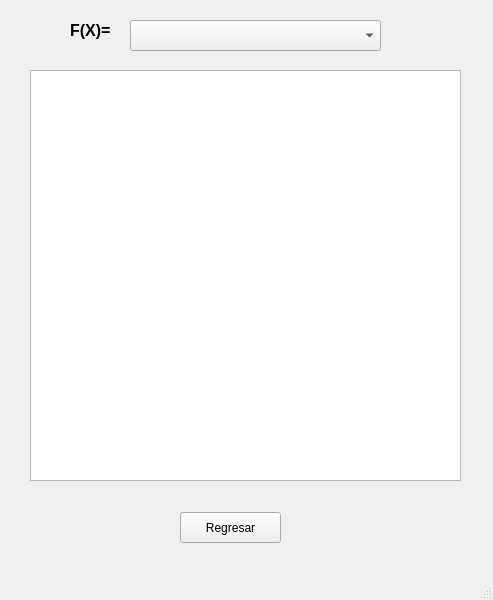
jimmybanegas/ProyectoMetodosNumericos, file ProyectoMetodosNumericos/Ventanas/Historial.ui: the form before one commit.
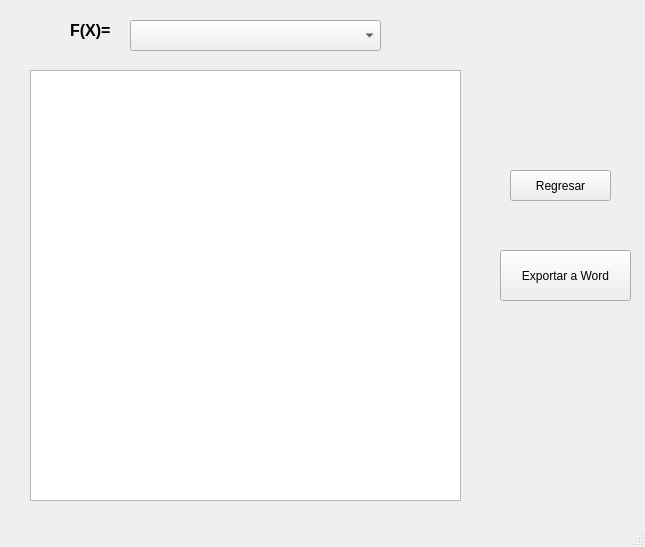
The form after the commit.

Commit message: Deploy a word

```diff
--- a/ProyectoMetodosNumericos/Ventanas/Historial.ui
+++ b/ProyectoMetodosNumericos/Ventanas/Historial.ui
@@ -6,8 +6,8 @@
    <rect>
     <x>0</x>
     <y>0</y>
-    <width>493</width>
-    <height>600</height>
+    <width>645</width>
+    <height>547</height>
    </rect>
   </property>
   <property name="windowTitle">
@@ -50,15 +50,15 @@
       <x>30</x>
       <y>70</y>
       <width>431</width>
-      <height>411</height>
+      <height>431</height>
      </rect>
     </property>
    </widget>
    <widget class="QPushButton" name="btnRegresar">
     <property name="geometry">
      <rect>
-      <x>180</x>
-      <y>512</y>
+      <x>510</x>
+      <y>170</y>
       <width>101</width>
       <height>31</height>
      </rect>
@@ -67,6 +67,32 @@
      <string>Regresar</string>
     </property>
    </widget>
+   <widget class="QPushButton" name="btnWord">
+    <property name="geometry">
+     <rect>
+      <x>500</x>
+      <y>250</y>
+      <width>131</width>
+      <height>51</height>
+     </rect>
+    </property>
+    <property name="text">
+     <string>Exportar a Word</string>
+    </property>
+   </widget>
+   <widget class="QLabel" name="lblExito">
+    <property name="geometry">
+     <rect>
+      <x>520</x>
+      <y>330</y>
+      <width>46</width>
+      <height>13</height>
+     </rect>
+    </property>
+    <property name="text">
+     <string/>
+    </property>
+   </widget>
   </widget>
   <widget class="QMenuBar" name="menubar">
    <property name="geometry">
```
Left out of the diff: 2 changed lines with no effect on the pictures. The commit also changes 5 other files.
